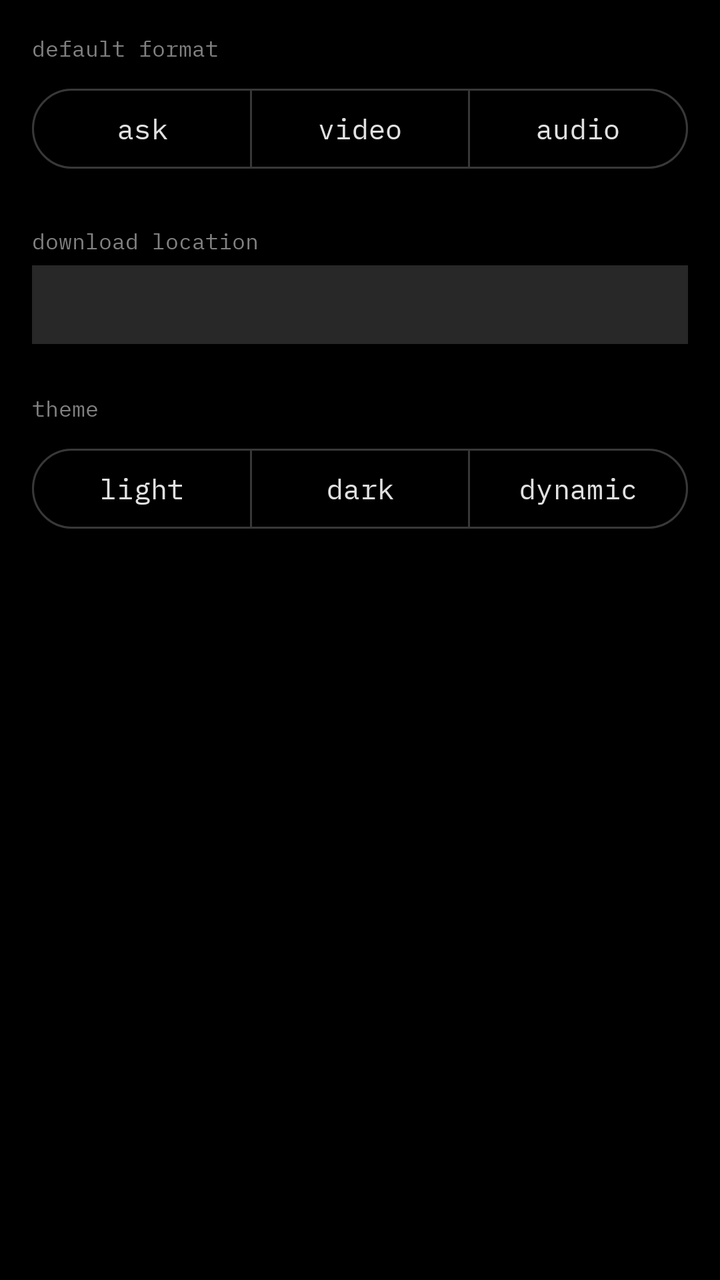
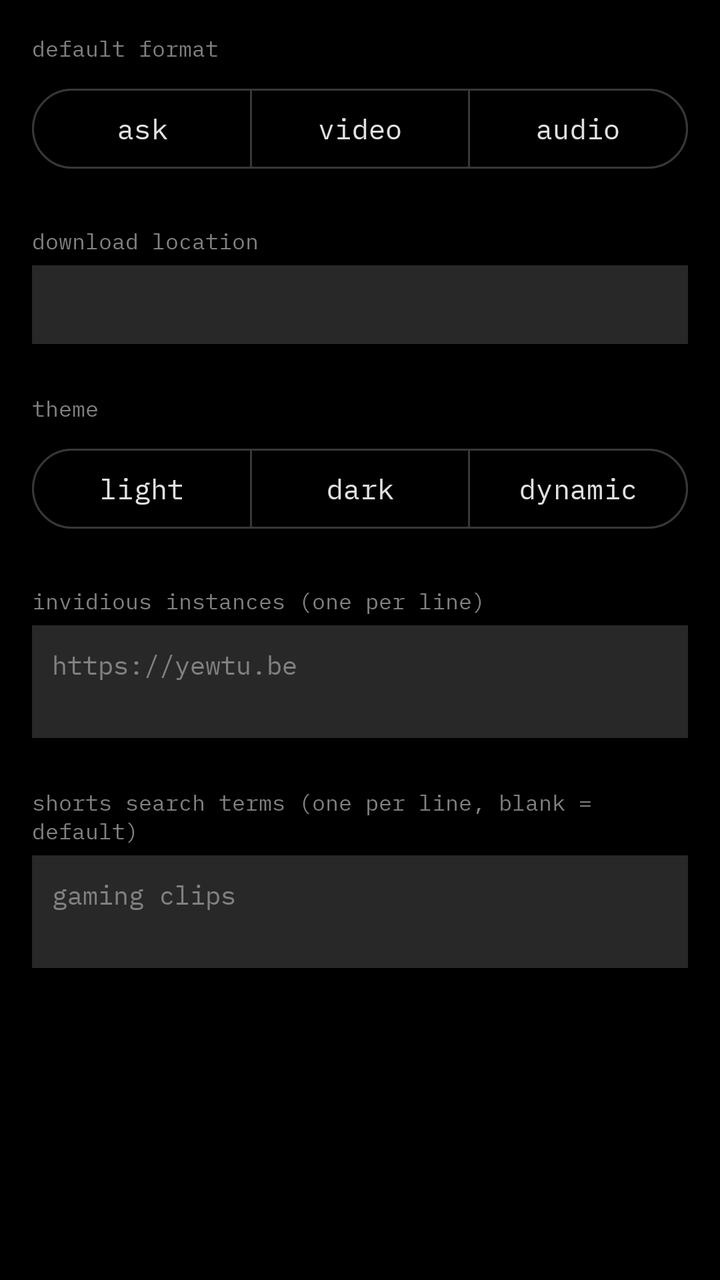

An Android layout rendered at two revisions. The XML below is the earlier revision; the diff shows what the commit changed to produce the second picture.
<!-- AndroidManifest.xml: application theme Theme.Cobalt -->
<!-- res/layout/fragment_settings.xml -->
<?xml version="1.0" encoding="utf-8"?>
<layout xmlns:android="http://schemas.android.com/apk/res/android"
    xmlns:app="http://schemas.android.com/apk/res-auto">
    <androidx.core.widget.NestedScrollView
        android:layout_width="match_parent"
        android:layout_height="match_parent"
        android:background="@color/cobalt_background">

        <LinearLayout
            android:layout_width="match_parent"
            android:layout_height="wrap_content"
            android:orientation="vertical"
            android:padding="16dp">

            
            <TextView
                android:layout_width="match_parent"
                android:layout_height="wrap_content"
                android:text="@string/settings_default_format"
                android:textColor="@color/cobalt_text_secondary"
                android:fontFamily="@font/ibm_plex_mono_regular"
                android:textSize="11sp"
                android:layout_marginBottom="8dp" />

            <com.google.android.material.button.MaterialButtonToggleGroup
                android:id="@+id/toggleDefaultFormat"
                android:layout_width="match_parent"
                android:layout_height="wrap_content"
                app:singleSelection="true"
                app:selectionRequired="true">

                <com.google.android.material.button.MaterialButton
                    android:id="@+id/btnFormatAsk"
                    style="@style/Widget.Material3.Button.OutlinedButton"
                    android:layout_width="0dp"
                    android:layout_height="wrap_content"
                    android:layout_weight="1"
                    android:text="@string/settings_format_ask"
                    android:textColor="@color/cobalt_text_primary"
                    android:fontFamily="@font/ibm_plex_mono_regular"
                    app:strokeColor="@color/cobalt_input_border" />

                <com.google.android.material.button.MaterialButton
                    android:id="@+id/btnFormatVideo"
                    style="@style/Widget.Material3.Button.OutlinedButton"
                    android:layout_width="0dp"
                    android:layout_height="wrap_content"
                    android:layout_weight="1"
                    android:text="@string/settings_format_video"
                    android:textColor="@color/cobalt_text_primary"
                    android:fontFamily="@font/ibm_plex_mono_regular"
                    app:strokeColor="@color/cobalt_input_border" />

                <com.google.android.material.button.MaterialButton
                    android:id="@+id/btnFormatAudio"
                    style="@style/Widget.Material3.Button.OutlinedButton"
                    android:layout_width="0dp"
                    android:layout_height="wrap_content"
                    android:layout_weight="1"
                    android:text="@string/settings_format_audio"
                    android:textColor="@color/cobalt_text_primary"
                    android:fontFamily="@font/ibm_plex_mono_regular"
                    app:strokeColor="@color/cobalt_input_border" />

            </com.google.android.material.button.MaterialButtonToggleGroup>

            
            <TextView
                android:layout_width="match_parent"
                android:layout_height="wrap_content"
                android:text="@string/settings_download_location"
                android:textColor="@color/cobalt_text_secondary"
                android:fontFamily="@font/ibm_plex_mono_regular"
                android:textSize="11sp"
                android:layout_marginTop="24dp"
                android:layout_marginBottom="4dp" />

            <EditText
                android:id="@+id/etDownloadLocation"
                android:layout_width="match_parent"
                android:layout_height="wrap_content"
                android:inputType="text"
                android:textColor="@color/cobalt_text_primary"
                android:fontFamily="@font/ibm_plex_mono_regular"
                android:textSize="13sp"
                android:background="@color/cobalt_surface_elevated"
                android:padding="10dp" />

            
            <TextView
                android:layout_width="match_parent"
                android:layout_height="wrap_content"
                android:text="@string/settings_theme"
                android:textColor="@color/cobalt_text_secondary"
                android:fontFamily="@font/ibm_plex_mono_regular"
                android:textSize="11sp"
                android:layout_marginTop="24dp"
                android:layout_marginBottom="8dp" />

            <com.google.android.material.button.MaterialButtonToggleGroup
                android:id="@+id/toggleTheme"
                android:layout_width="match_parent"
                android:layout_height="wrap_content"
                app:singleSelection="true"
                app:selectionRequired="true">

                <com.google.android.material.button.MaterialButton
                    android:id="@+id/btnThemeLight"
                    style="@style/Widget.Material3.Button.OutlinedButton"
                    android:layout_width="0dp"
                    android:layout_height="wrap_content"
                    android:layout_weight="1"
                    android:text="@string/settings_theme_light"
                    android:textColor="@color/cobalt_text_primary"
                    android:fontFamily="@font/ibm_plex_mono_regular"
                    app:strokeColor="@color/cobalt_input_border" />

                <com.google.android.material.button.MaterialButton
                    android:id="@+id/btnThemeDark"
                    style="@style/Widget.Material3.Button.OutlinedButton"
                    android:layout_width="0dp"
                    android:layout_height="wrap_content"
                    android:layout_weight="1"
                    android:text="@string/settings_theme_dark"
                    android:textColor="@color/cobalt_text_primary"
                    android:fontFamily="@font/ibm_plex_mono_regular"
                    app:strokeColor="@color/cobalt_input_border" />

                <com.google.android.material.button.MaterialButton
                    android:id="@+id/btnThemeDynamic"
                    style="@style/Widget.Material3.Button.OutlinedButton"
                    android:layout_width="0dp"
                    android:layout_height="wrap_content"
                    android:layout_weight="1"
                    android:text="@string/settings_theme_dynamic"
                    android:textColor="@color/cobalt_text_primary"
                    android:fontFamily="@font/ibm_plex_mono_regular"
                    app:strokeColor="@color/cobalt_input_border" />

            </com.google.android.material.button.MaterialButtonToggleGroup>

            <View android:layout_width="0dp" android:layout_height="24dp" />

        </LinearLayout>
    </androidx.core.widget.NestedScrollView>
</layout>
<!-- resources referenced by this layout -->
<resources>
  <color name="cobalt_background">#000000</color>
  <color name="cobalt_input_border">#383838</color>
  <color name="cobalt_surface_elevated">#282828</color>
  <color name="cobalt_text_primary">#E1E1E1</color>
  <color name="cobalt_text_secondary">#818181</color>
  <string name="settings_default_format">default format</string>
  <string name="settings_download_location">download location</string>
  <string name="settings_format_ask">ask</string>
  <string name="settings_format_audio">audio</string>
  <string name="settings_format_video">video</string>
  <string name="settings_theme">theme</string>
  <string name="settings_theme_dark">dark</string>
  <string name="settings_theme_dynamic">dynamic</string>
  <string name="settings_theme_light">light</string>
  <style name="Theme.Cobalt" parent="Theme.Material3.Dark">
          <item name="colorPrimary">@color/cobalt_accent_blue</item>
          <item name="colorOnPrimary">@color/cobalt_text_primary</item>
          <item name="colorSurface">@color/cobalt_surface</item>
          <item name="colorOnSurface">@color/cobalt_text_primary</item>
          <item name="android:colorBackground">@color/cobalt_background</item>
          <item name="android:statusBarColor">@android:color/transparent</item>
          <item name="android:navigationBarColor">@android:color/transparent</item>
          <item name="android:windowLayoutInDisplayCutoutMode">shortEdges</item>
          <item name="bottomSheetDialogTheme">@style/Theme.Cobalt.BottomSheet</item>
      </style>
  <color name="cobalt_accent_blue">#2A7CE1</color>
  <color name="cobalt_surface">#191919</color>
  <style name="Theme.Cobalt.BottomSheet" parent="Theme.Material3.Dark.BottomSheetDialog">
          <item name="android:colorBackground">@color/cobalt_surface_sidebar</item>
          <item name="colorSurface">@color/cobalt_surface_sidebar</item>
      </style>
  <color name="cobalt_surface_sidebar">#131313</color>
</resources>

<!-- the commit's change to res/layout/fragment_settings.xml (unified diff, before → after) -->
@@ -139,6 +139,58 @@
 
             </com.google.android.material.button.MaterialButtonToggleGroup>
 
+            
+            <TextView
+                android:layout_width="match_parent"
+                android:layout_height="wrap_content"
+                android:text="@string/settings_invidious_instances"
+                android:textColor="@color/cobalt_text_secondary"
+                android:fontFamily="@font/ibm_plex_mono_regular"
+                android:textSize="11sp"
+                android:layout_marginTop="24dp"
+                android:layout_marginBottom="4dp" />
+
+            <EditText
+                android:id="@+id/etInvidiousInstances"
+                android:layout_width="match_parent"
+                android:layout_height="wrap_content"
+                android:minLines="2"
+                android:gravity="top"
+                android:inputType="textMultiLine|textUri"
+                android:hint="@string/settings_invidious_instances_hint"
+                android:textColor="@color/cobalt_text_primary"
+                android:textColorHint="@color/cobalt_text_secondary"
+                android:fontFamily="@font/ibm_plex_mono_regular"
+                android:textSize="13sp"
+                android:background="@color/cobalt_surface_elevated"
+                android:padding="10dp" />
+
+            
+            <TextView
+                android:layout_width="match_parent"
+                android:layout_height="wrap_content"
+                android:text="@string/settings_shorts_queries"
+                android:textColor="@color/cobalt_text_secondary"
+                android:fontFamily="@font/ibm_plex_mono_regular"
+                android:textSize="11sp"
+                android:layout_marginTop="24dp"
+                android:layout_marginBottom="4dp" />
+
+            <EditText
+                android:id="@+id/etShortsQueries"
+                android:layout_width="match_parent"
+                android:layout_height="wrap_content"
+                android:minLines="2"
+                android:gravity="top"
+                android:inputType="textMultiLine"
+                android:hint="@string/settings_shorts_queries_hint"
+                android:textColor="@color/cobalt_text_primary"
+                android:textColorHint="@color/cobalt_text_secondary"
+                android:fontFamily="@font/ibm_plex_mono_regular"
+                android:textSize="13sp"
+                android:background="@color/cobalt_surface_elevated"
+                android:padding="10dp" />
+
             <View android:layout_width="0dp" android:layout_height="24dp" />
 
         </LinearLayout>
<!-- resource entries referenced after the edit -->
@@ -10,6 +10,10 @@
   <string name="settings_format_ask">ask</string>
   <string name="settings_format_audio">audio</string>
   <string name="settings_format_video">video</string>
+  <string name="settings_invidious_instances">invidious instances (one per line)</string>
+  <string name="settings_invidious_instances_hint">https://yewtu.be</string>
+  <string name="settings_shorts_queries">shorts search terms (one per line, blank = default)</string>
+  <string name="settings_shorts_queries_hint">gaming clips</string>
   <string name="settings_theme">theme</string>
   <string name="settings_theme_dark">dark</string>
   <string name="settings_theme_dynamic">dynamic</string>
